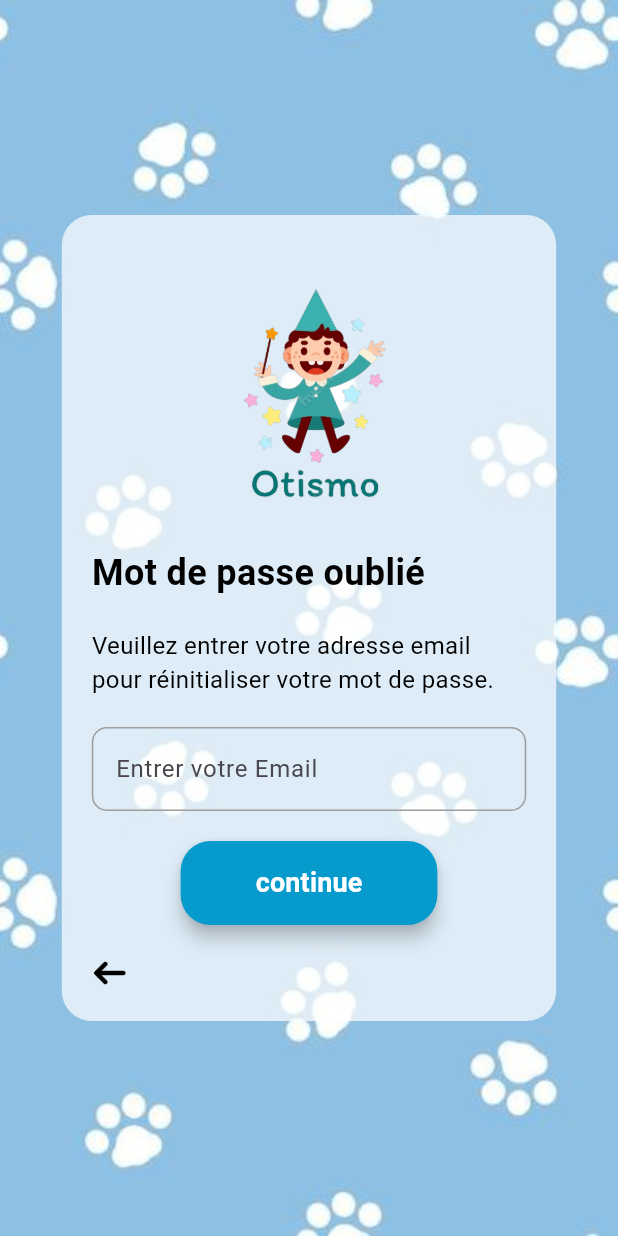
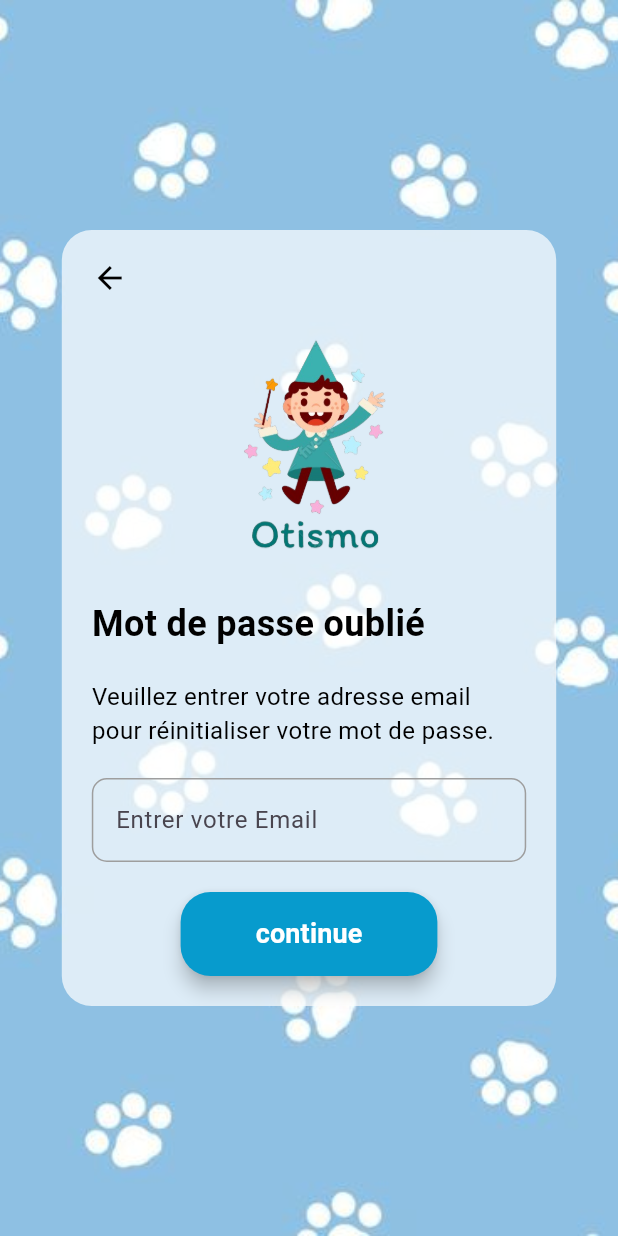
Before and after one commit to ons777/autisme, a Flutter app: the ForgotPasswordPage screen opened directly, on a phone screen of 412 x 824 dp. Run offline on Flutter 3.47's test engine with Material 3 defaults, Android fonts, the light colour scheme and no system bars; our stand-ins replace cloud_firestore, firebase_auth, firebase_core, flutter_chat_types, flutter_chat_ui, flutter_tts and 2 more; accounts and stored records are empty.

Commit message:
Update forgot_password.dart

```diff
--- a/lib/forgot_password.dart
+++ b/lib/forgot_password.dart
@@ -2,7 +2,7 @@
 
 import 'package:flutter/material.dart';
 import 'package:firebase_auth/firebase_auth.dart';
-import 'package:autisme/login.dart';
+import 'login.dart';
 
 class ForgotPasswordPage extends StatelessWidget {
   const ForgotPasswordPage({super.key});
@@ -32,6 +32,16 @@
                 child: Column(
                   crossAxisAlignment: CrossAxisAlignment.start,
                   children: [
+                    GestureDetector(
+                      onTap: () {
+                        Navigator.pop(context);
+                      },
+                      child: Icon(
+                        Icons.arrow_back,
+                        size: 24,
+                        color: Colors.black,
+                      ),
+                    ),
                     Center(
                       child: Padding(
                         padding: const EdgeInsets.symmetric(vertical: 20),
@@ -67,7 +77,8 @@
                           borderRadius: BorderRadius.all(Radius.circular(10)),
                         ),
                         focusedBorder: OutlineInputBorder(
-                          borderSide: BorderSide(color: Color.fromARGB(255, 7, 155, 205)),
+                          borderSide: BorderSide(
+                              color: Color.fromARGB(255, 7, 155, 205)),
                           borderRadius: BorderRadius.all(Radius.circular(10)),
                         ),
                       ),
@@ -82,24 +93,28 @@
                             );
                             Navigator.pushReplacement(
                               context,
-                              MaterialPageRoute(builder: (context) => const LoginPage()),
+                              MaterialPageRoute(
+                                  builder: (context) => const LoginPage()),
                             );
                           } catch (e) {
                             print('Failed to send password reset email: $e');
                             ScaffoldMessenger.of(context).showSnackBar(
                               const SnackBar(
-                                content: Text('Failed to send password reset email'),
+                                content:
+                                    Text('Failed to send password reset email'),
                                 backgroundColor: Colors.red,
                               ),
                             );
                           }
                         },
                         style: ElevatedButton.styleFrom(
-                          backgroundColor: const Color.fromARGB(255, 7, 155, 205),
+                          backgroundColor:
+                              const Color.fromARGB(255, 7, 155, 205),
                           shape: const RoundedRectangleBorder(
                             borderRadius: BorderRadius.all(Radius.circular(20)),
                           ),
-                          padding: const EdgeInsets.symmetric(horizontal: 50, vertical: 15),
+                          padding: const EdgeInsets.symmetric(
+                              horizontal: 50, vertical: 15),
                           elevation: 5,
                           shadowColor: Colors.black,
                         ),
@@ -113,17 +128,6 @@
                         ),
                       ),
                     ),
-                    const SizedBox(height: 20),
-                    GestureDetector(
-                      onTap: () {
-                        Navigator.pop(context);
-                      },
-                      child: Image.asset(
-                        'assets/back_button_image.png',
-                        width: 24,
-                        height: 24,
-                      ),
-                    ),
                   ],
                 ),
               ),
```
